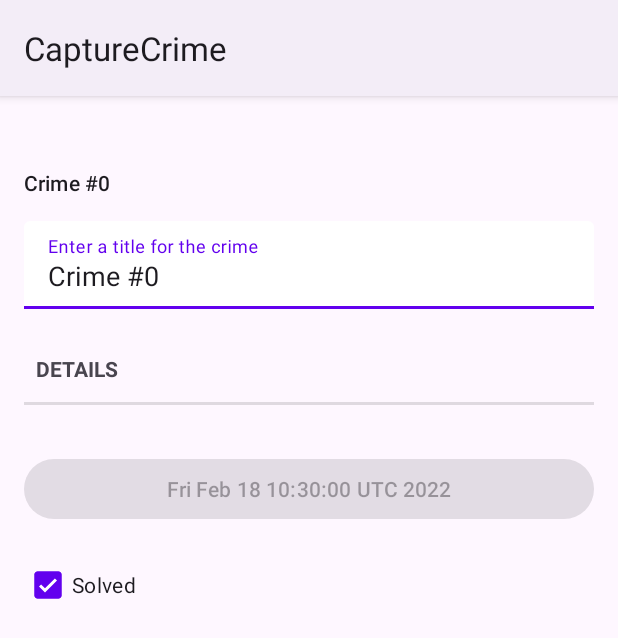
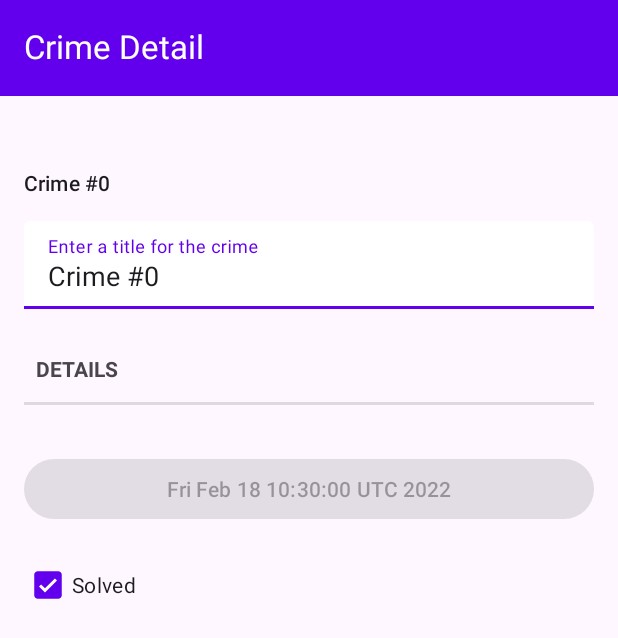
Before and after one commit to manikandan4/capturecrime, an Android app: the screen it shows after launch (CrimeActivity), after a tap on an icon or button, on a phone screen of 412 x 824 dp. Shown: the top 638 px of the screen. Run offline under Robolectric (Android 15) with nearby library versions, the phone set to English and light mode, and no system bars.

Commit message:
chapter 11 - replaced actionbar with toolbar

```diff
--- a/app/src/main/java/com/manikandan/capturecrime/CrimeActivity.java
+++ b/app/src/main/java/com/manikandan/capturecrime/CrimeActivity.java
@@ -1,5 +1,6 @@
 package com.manikandan.capturecrime;
 
+import androidx.core.content.ContextCompat;
 import androidx.fragment.app.Fragment;
 
 import com.manikandan.capturecrime.fragments.CrimeFragment;
@@ -14,4 +15,11 @@ public class CrimeActivity extends SingleFragmentActivity {
         UUID uuid = (UUID) getIntent().getSerializableExtra(EXTRA_CRIME_ID);
         return CrimeFragment.newInstance(uuid);
     }
+
+    @Override
+    protected void updateToolbarTitle() {
+        toolbar.setTitle("Crime Detail");
+        toolbar.setTitleTextAppearance(this,com.google.android.material.R.style.TextAppearance_Material3_TitleLarge);
+        toolbar.setTitleTextColor(ContextCompat.getColor(this,R.color.white));
+    }
 }
--- a/app/src/main/java/com/manikandan/capturecrime/CrimeListActivity.java
+++ b/app/src/main/java/com/manikandan/capturecrime/CrimeListActivity.java
@@ -10,4 +10,9 @@ public class CrimeListActivity extends SingleFragmentActivity {
     protected Fragment createFragment() {
         return new CrimeListFragment();
     }
+
+    @Override
+    protected void updateToolbarTitle() {
+        toolbar.setTitle("Crime List");
+    }
 }
--- a/app/src/main/java/com/manikandan/capturecrime/SingleFragmentActivity.java
+++ b/app/src/main/java/com/manikandan/capturecrime/SingleFragmentActivity.java
@@ -4,16 +4,22 @@ import android.os.Bundle;
 
 import androidx.annotation.Nullable;
 import androidx.appcompat.app.AppCompatActivity;
+import androidx.appcompat.widget.Toolbar;
 import androidx.fragment.app.Fragment;
 import androidx.fragment.app.FragmentManager;
 
 public abstract class SingleFragmentActivity extends AppCompatActivity {
     protected abstract Fragment createFragment();
+    protected abstract void updateToolbarTitle();
+    public Toolbar toolbar = null;
 
     @Override
     protected void onCreate(@Nullable Bundle savedInstanceState) {
         super.onCreate(savedInstanceState);
         setContentView(R.layout.activity_fragment);
+        toolbar = findViewById(R.id.toolbar_main);
+        updateToolbarTitle();
+        setSupportActionBar(toolbar);
 
         FragmentManager fragmentManager = getSupportFragmentManager();
         Fragment fragment = fragmentManager.findFragmentById(R.id.fragment_container);
--- a/app/src/main/res/layout/activity_fragment.xml
+++ b/app/src/main/res/layout/activity_fragment.xml
@@ -1,10 +1,17 @@
 <?xml version="1.0" encoding="utf-8"?>
-<FrameLayout
-    xmlns:android="http://schemas.android.com/apk/res/android"
+<LinearLayout xmlns:android="http://schemas.android.com/apk/res/android"
     xmlns:tools="http://schemas.android.com/tools"
-    android:id="@+id/fragment_container"
     android:layout_width="match_parent"
     android:layout_height="match_parent"
+    android:orientation="vertical"
     tools:context=".CrimeActivity">
 
-</FrameLayout>
+    <include layout="@layout/toolbar_main" />
+
+    <FrameLayout
+        android:id="@+id/fragment_container"
+        android:layout_width="match_parent"
+        android:layout_weight="1"
+        android:layout_height="0dp" />
+
+</LinearLayout>
--- /dev/null
+++ b/app/src/main/res/layout/toolbar_main.xml
@@ -0,0 +1,16 @@
+<?xml version="1.0" encoding="utf-8"?>
+<androidx.appcompat.widget.Toolbar xmlns:android="http://schemas.android.com/apk/res/android"
+    xmlns:app="http://schemas.android.com/apk/res-auto"
+    android:id="@+id/toolbar_main"
+    style="@style/Widget.Material3.ActionBar.Solid"
+    android:layout_width="match_parent"
+    android:layout_height="wrap_content"
+    android:background="?attr/colorPrimary"
+    android:elevation="4dp"
+    android:minHeight="?attr/actionBarSize"
+    android:theme="@style/Widget.Material3.Toolbar"
+    app:title="Criminal Intent"
+    app:titleMarginTop="16dp"
+    app:titleTextColor="@color/white">
+
+</androidx.appcompat.widget.Toolbar>
--- a/app/src/main/res/values-night/themes.xml
+++ b/app/src/main/res/values-night/themes.xml
@@ -1,6 +1,6 @@
 <resources xmlns:tools="http://schemas.android.com/tools">
     <!-- Base application theme. -->
-    <style name="Theme.CaptureCrime" parent="Theme.Material3.Dark">
+    <style name="Theme.CaptureCrime" parent="Theme.Material3.Dark.NoActionBar">
         <!-- Primary brand color. -->
         <item name="colorPrimary">@color/purple_200</item>
         <item name="colorPrimaryVariant">@color/purple_700</item>
--- a/app/src/main/res/values/themes.xml
+++ b/app/src/main/res/values/themes.xml
@@ -1,6 +1,6 @@
 <resources xmlns:tools="http://schemas.android.com/tools">
     <!-- Base application theme. -->
-    <style name="Theme.CaptureCrime" parent="Theme.Material3.Light">
+    <style name="Theme.CaptureCrime" parent="Theme.Material3.Light.NoActionBar">
         <!-- Primary brand color. -->
         <item name="colorPrimary">@color/purple_500</item>
         <item name="colorPrimaryVariant">@color/purple_700</item>
```
